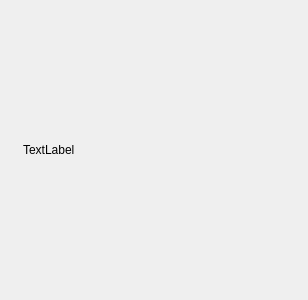
Old version of the form app/kernel/popupDialog/popupDialog.ui in the repository widev3/wide3.
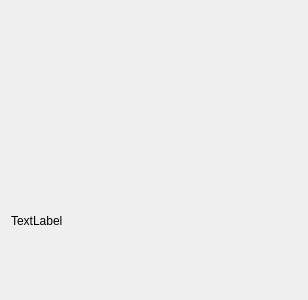
New version of the form.

Patch:
```diff
--- a/app/kernel/popupDialog/popupDialog.ui
+++ b/app/kernel/popupDialog/popupDialog.ui
@@ -16,11 +16,11 @@
     <height>144</height>
    </size>
   </property>
-  <layout class="QGridLayout" name="gridLayout">
-   <item row="0" column="0">
+  <layout class="QVBoxLayout" name="verticalLayout">
+   <item>
     <widget class="QFrame" name="frame"/>
    </item>
-   <item row="0" column="1">
+   <item>
     <widget class="QLabel" name="label">
      <property name="minimumSize">
       <size>
```
